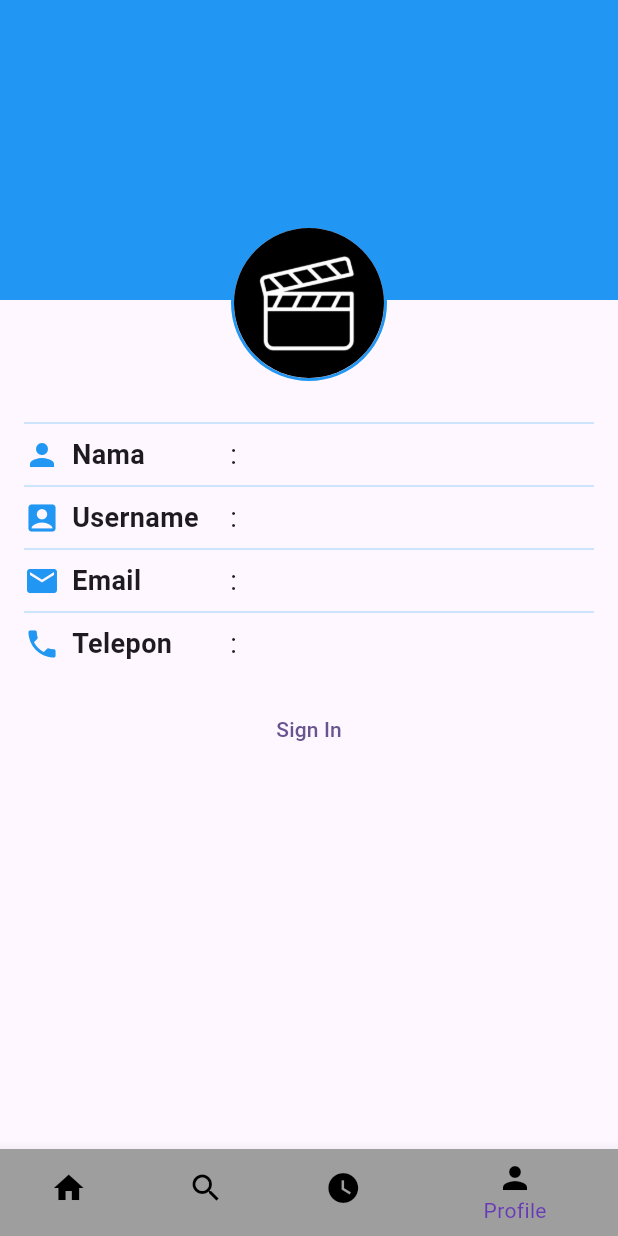
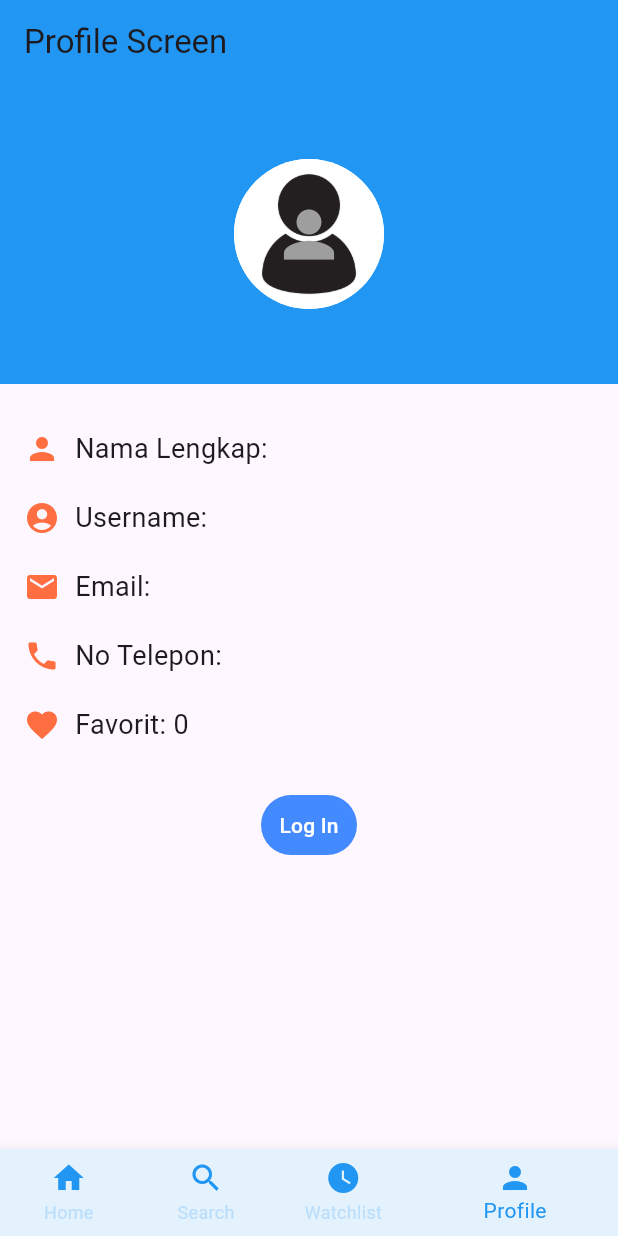
Before and after one commit to b4baxxx/Aplikasi_Review_Film, a Flutter app: the screen it shows after launch, item 4 of the bottom bar chosen, on a phone screen of 412 x 824 dp. Run offline on Flutter 3.47's test engine with Material 3 defaults, Android fonts, the light colour scheme and no system bars; our stand-ins replace cached_network_image, shared_preferences; missing offline and left inert: encrypt.

Commit message:
ubah
regis dan login

```diff
--- a/lib/main.dart
+++ b/lib/main.dart
@@ -8,6 +8,7 @@ import 'package:aplikasi_review_film/screens/search_screen.dart';
 import 'package:aplikasi_review_film/screens/watchlist_screen.dart';
 import 'package:flutter/material.dart';
 
+
 void main() {
   runApp(const MyApp());
 }
@@ -15,26 +16,29 @@ void main() {
 class MyApp extends StatelessWidget {
   const MyApp({super.key});
 
+  // This widget is the root of your application.
   @override
   Widget build(BuildContext context) {
     return MaterialApp(
-      title: 'MovieScope',
+        title: 'Movie Scope',
       theme: ThemeData(
         colorScheme: ColorScheme.fromSeed(seedColor: Colors.deepPurple),
         useMaterial3: true,
       ),
       // home: DetailScreen(),
+      // home: ProfileScreen(),
       // home: HomeScreen(),
-      // home: ProfileScreen(),
-      // home: SearchScreen(),
-      // home: RegisterScreen(),
-      home: const MainScreen(),
-      // home: LoginScreen(),
+      //home: ChatScreen(),
+      //home: SignInScreen(),
+      //home: SignUpScreen(),
+      //home: SearchScreen(),
+      //home: FavoriteScreen(),
+      home: MainScreen(),
       initialRoute: '/',
       routes: {
-        '/homescreen': (context) => const HomeScreen(),
-        '/login': (context) => const LoginScreen(),
-        '/register': (context) => RegisterScreen(),
+        '/home' : (context) => const MainScreen(),
+        '/login' : (context) =>  LoginScreen(),
+        '/register' : (context) =>  RegisterScreen(),
       },
     );
   }
@@ -48,7 +52,7 @@ class MainScreen extends StatefulWidget {
 }
 
 class _MainScreenState extends State<MainScreen> {
-
+  //deklarasi Variabel
   int _currentIndex = 0;
 
   final List<Widget> _children = [
@@ -61,37 +65,39 @@ class _MainScreenState extends State<MainScreen> {
   @override
   Widget build(BuildContext context) {
     return Scaffold(
-      body: _children[_currentIndex],
+      body:  _children[_currentIndex],
       bottomNavigationBar: Theme(
         data: Theme.of(context).copyWith(
-          canvasColor: Colors.grey,
+          canvasColor: Colors.blue[50],
         ),
         child: BottomNavigationBar(
           currentIndex: _currentIndex,
-          onTap: (index) {
+          onTap: (index){
             setState(() {
               _currentIndex = index;
             });
           },
           items: const [
             BottomNavigationBarItem(
-              icon: Icon(Icons.home, color: Colors.black,),
+              icon: Icon(Icons.home, color: Colors.blue,),
               label: 'Home',
             ),
             BottomNavigationBarItem(
-              icon: Icon(Icons.search, color: Colors.black,),
+              icon: Icon(Icons.search, color: Colors.blue,),
               label: 'Search',
             ),
             BottomNavigationBarItem(
-              icon: Icon(Icons.watch_later, color: Colors.black,),
+              icon: Icon(Icons.watch_later, color: Colors.blue,),
               label: 'Watchlist',
             ),
             BottomNavigationBarItem(
-              icon: Icon(Icons.person, color: Colors.black,),
+              icon: Icon(Icons.person, color: Colors.blue,),
               label: 'Profile',
             ),
           ],
-          selectedItemColor: Colors.deepPurple,
+          selectedItemColor: Colors.blue,
+          unselectedItemColor: Colors.blue[100],
+          showUnselectedLabels: true,
         ),
       ),
     );
--- a/lib/screens/login_screen.dart
+++ b/lib/screens/login_screen.dart
@@ -56,7 +56,7 @@ class _LoginScreenState extends State<LoginScreen> {
             prefs.setBool('isSignedIn', true);
 
             WidgetsBinding.instance.addPostFrameCallback((_) {
-              Navigator.pushReplacementNamed(context, '/mainscreen');
+              Navigator.pushReplacementNamed(context, '/home');
             });
           } else {
             setState(() {
--- a/lib/screens/profile_screen.dart
+++ b/lib/screens/profile_screen.dart
@@ -1,6 +1,5 @@
 import 'package:flutter/material.dart';
 import 'package:shared_preferences/shared_preferences.dart';
-import 'package:encrypt/encrypt.dart' as encrypt;
 
 class ProfileScreen extends StatefulWidget {
   const ProfileScreen({super.key});
@@ -10,140 +9,108 @@ class ProfileScreen extends StatefulWidget {
 }
 
 class _ProfileScreenState extends State<ProfileScreen> {
-  // Variabel profil
   bool isSignedIn = false;
   String fullName = '';
   String userName = '';
   String email = '';
-  String phoneNumber = '';
+  String phone = '';
+  int favorite = 0;
 
 
-  // Fungsi untuk mendekripsi data dari SharedPreferences
-  Future<void> _loadProfileData() async {
-    final SharedPreferences prefs = await SharedPreferences.getInstance();
-    final String? keyString = prefs.getString('key');
-    final String? ivString = prefs.getString('iv');
-
-    if (keyString != null && ivString != null) {
-      final key = encrypt.Key.fromBase64(keyString);
-      final iv = encrypt.IV.fromBase64(ivString);
-      final encrypter = encrypt.Encrypter(encrypt.AES(key));
-
-      // Dekripsi setiap data yang terenkripsi
-      setState(() {
-        fullName = encrypter.decrypt64(prefs.getString('name') ?? '', iv: iv);
-        userName = encrypter.decrypt64(prefs.getString('username') ?? '', iv: iv);
-        email = encrypter.decrypt64(prefs.getString('email') ?? '', iv: iv);
-        phoneNumber = encrypter.decrypt64(prefs.getString('no telepon') ?? '', iv: iv);
-        isSignedIn = fullName.isNotEmpty && userName.isNotEmpty;
-      });
-    } else {
-      setState(() {
-        isSignedIn = false;
-      });
-    }
-  }
-
-  void signOut() {
-    // });
-    Navigator.pushReplacementNamed(context, '/login');
-  }
-
-  // Navigasi ke halaman Sign In
-  void signIn() {
-    Navigator.pushReplacementNamed(context, '/login');
-  }
 
   @override
   void initState() {
     super.initState();
-    _loadProfileData(); // Muat data saat layar dibuka
+    _loadUserData();
+  }
+
+  Future<void> _loadUserData() async {
+    final SharedPreferences prefs = await SharedPreferences.getInstance();
+    setState(() {
+      fullName = prefs.getString('Nama') ?? '';
+      userName = prefs.getString('username') ?? '';
+      email = prefs.getString('email') ?? '';
+      phone = prefs.getString('notelpon') ?? '';
+      favorite = prefs.getInt('favorite') ?? 0;
+      isSignedIn = prefs.getBool('isSignedIn') ?? false;
+    });
+
+  }
+
+  Future<void> signOut() async {
+    final SharedPreferences prefs = await SharedPreferences.getInstance();
+    await prefs.setBool('isSignedIn', false);
+
+    Navigator.pushReplacementNamed(context, '/login');
   }
 
   @override
   Widget build(BuildContext context) {
     return Scaffold(
-      body: Stack(
+      appBar: AppBar(
+        title: const Text('Profile Screen'),
+        backgroundColor: Colors.blue,
+      ),
+      body: SingleChildScrollView(
+        child: Column(
+          crossAxisAlignment: CrossAxisAlignment.start,
           children: [
             Container(
               height: 200,
               width: double.infinity,
               color: Colors.blue,
-          ),
-          Padding(
-            padding: const EdgeInsets.symmetric(horizontal: 16),
-            child: Column(
-              children: [
-                // Gambar Profil
-                Align(
-                  alignment: Alignment.topCenter,
-                  child: Padding(
-                    padding: const EdgeInsets.only(top: 150),
-                    child: Stack(
-                      alignment: Alignment.bottomRight,
-                      children: [
-                        Container(
-                          decoration: BoxDecoration(
-                            border: Border.all(color: Colors.blue, width: 2),
-                            shape: BoxShape.circle,
-                          ),
+              child: Center(
                 child: CircleAvatar(
                   radius: 50,
-                            backgroundImage: AssetImage('images/logo.jpg'),
+                  backgroundImage: const AssetImage('images/profile.jpg'),
+                  backgroundColor: Colors.white,
+                  child: isSignedIn
+                      ? null
+                      : const Icon(Icons.person, size: 50, color: Colors.grey),
+                ),
+              ),
+            ),
+            const SizedBox(height: 20),
+
+            _buildProfileInfoRow('Nama Lengkap', fullName, Icons.person),
+            _buildProfileInfoRow('Username', userName, Icons.account_circle),
+            _buildProfileInfoRow('Email', email, Icons.email),
+            _buildProfileInfoRow('No Telepon', phone, Icons.phone),
+            _buildProfileInfoRow('Favorit', favorite.toString(), Icons.favorite),
+
+            const SizedBox(height: 20),
+
+            Center(
+              child: TextButton(
+                onPressed: isSignedIn ? signOut : signOut,
+                style: TextButton.styleFrom(
+                  backgroundColor: isSignedIn ? Colors.redAccent : Colors.blueAccent,
+                  foregroundColor: Colors.white,
+                ),
+                child: Text(isSignedIn ? 'Log Out' : 'Log In'),
               ),
             ),
           ],
         ),
       ),
-                ),
-                const SizedBox(height: 20),
-                // Informasi Profil
-                Divider(color: Colors.blue[100]),
-                _buildProfileRow('Nama', fullName, Icons.person, isSignedIn),
-                Divider(color: Colors.blue[100]),
-                _buildProfileRow('Username', userName, Icons.account_box, isSignedIn),
-                Divider(color: Colors.blue[100]),
-                _buildProfileRow('Email', email, Icons.email, isSignedIn),
-                Divider(color: Colors.blue[100]),
-                _buildProfileRow('Telepon', phoneNumber, Icons.phone, isSignedIn),
-                const SizedBox(height: 20),
-                // Tombol Sign In/Out
-                isSignedIn
-                    ? TextButton(
-                  onPressed: signOut,
-                  child: const Text('Sign Out'),
-                )
-                    : TextButton(
-                  onPressed: signIn,
-                  child: const Text('Sign In'),
-                ),
-              ],
+    );
+  }
+
+  Widget _buildProfileInfoRow(String label, String value, IconData icon) {
+    return Padding(
+      padding: const EdgeInsets.symmetric(vertical: 10, horizontal: 16),
+      child: Row(
+        children: [
+          Icon(icon, color: Colors.deepOrangeAccent),
+          const SizedBox(width: 10),
+          Expanded(
+            child: Text(
+              '$label: $value',
+              style: const TextStyle(fontSize: 18),
             ),
           ),
         ],
       ),
     );
   }
-
-  // Widget untuk membuat baris profil
-  Widget _buildProfileRow(String label, String value, IconData icon, bool isEditable) {
-    return Row(
-      children: [
-        SizedBox(
-          width: MediaQuery.of(context).size.width / 3,
-          child: Row(
-            children: [
-              Icon(icon, color: Colors.blue),
-              const SizedBox(width: 8),
-              Text(label,
-                  style: const TextStyle(fontSize: 18, fontWeight: FontWeight.bold))
-            ],
-          ),
-        ),
-        Expanded(
-          child: Text(': $value', style: const TextStyle(fontSize: 18)),
-        ),
-      ],
-    );
 }
-}
--- a/lib/screens/register_screen.dart
+++ b/lib/screens/register_screen.dart
@@ -20,7 +20,7 @@ class _RegisterScreenState extends State<RegisterScreen> {
   String _errorText = '';
   bool _obscurePassword = true;
 
-  void _signup() async {
+  void _signUp() async {
     final SharedPreferences prefs = await SharedPreferences.getInstance();
     final String name = _nameController.text.trim();
     final String username = _usernameController.text.trim();
@@ -61,7 +61,7 @@ class _RegisterScreenState extends State<RegisterScreen> {
       prefs.setString('iv', iv.base64); // Simpan IV
       prefs.setString('key', key.base64);
 
-      Navigator.pushReplacementNamed(context, '/mainscreen');
+      Navigator.pushReplacementNamed(context, '/login');
     }
   }
 
@@ -181,7 +181,7 @@ class _RegisterScreenState extends State<RegisterScreen> {
                             backgroundColor: Colors.blue,
                             foregroundColor: Colors.black,
                           ),
-                          onPressed: _signup,
+                          onPressed: _signUp,
                           child: const Text('DAFTAR'),
                         ),
                         const SizedBox(height: 8),
@@ -195,14 +195,14 @@ class _RegisterScreenState extends State<RegisterScreen> {
                             ),
                             children: <TextSpan>[
                               TextSpan(
-                                text: ' Login disini!',
+                                text: 'Login disini!',
                                 style: const TextStyle(
                                   color: Colors.blueAccent,
                                   fontSize: 12,
                                 ),
                                 recognizer: TapGestureRecognizer()
                                   ..onTap = () {
-                                    Navigator.pushNamed(context, '/signin');
+                                    Navigator.pushNamed(context, '/login');
                                   },
                               ),
                             ],
```
Lines whose indentation alone changed are shown as unchanged.
